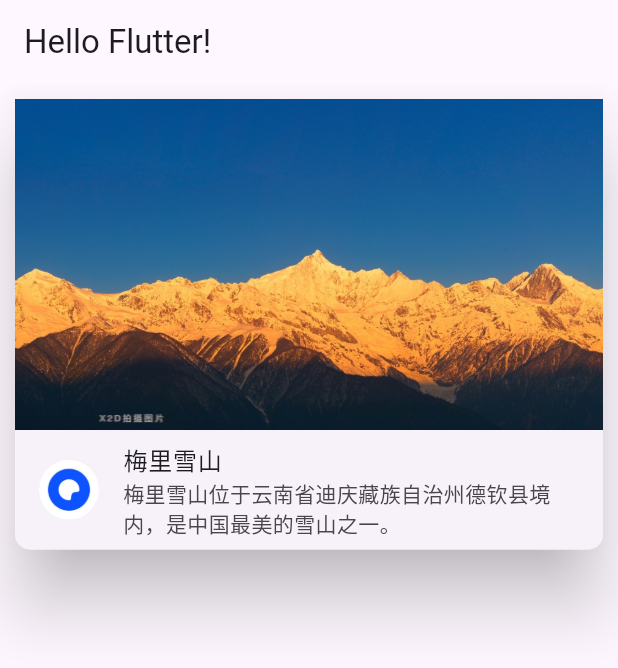
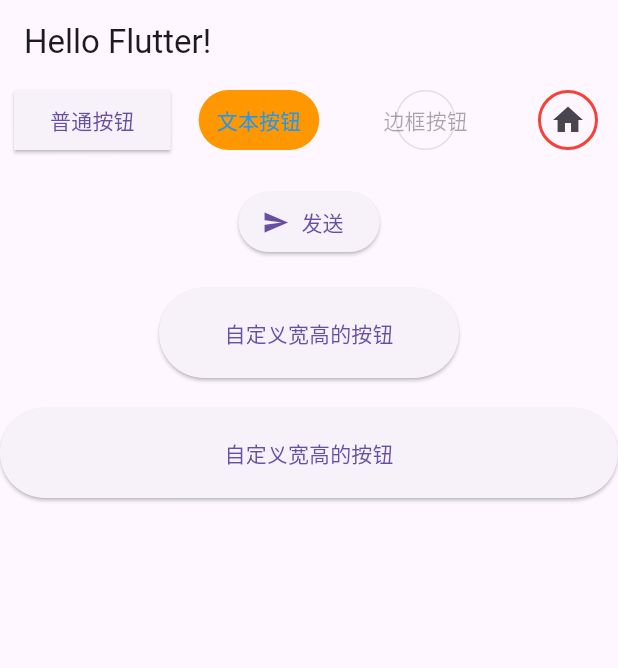
Before and after one commit to coder-zrl/flutter_demo, a Flutter app: the screen it shows after launch, on a phone screen of 412 x 824 dp. Shown: the top 668 px of the screen. Run offline on Flutter 3.47's test engine with Material 3 defaults, Android fonts, the phone set to English and light mode, and no system bars.

Commit message:
feat: Button

```diff
--- /dev/null
+++ b/lib/date/flutter07_button.dart
@@ -0,0 +1,106 @@
+import 'package:flutter/material.dart';
+
+class MyApp extends StatelessWidget {
+  const MyApp({super.key});
+
+  @override
+  Widget build(BuildContext context) {
+    return ListView(
+      children: [
+        Row(
+          // 设置主轴对齐方式
+          mainAxisAlignment: MainAxisAlignment.spaceAround,
+          children: [
+            // 普通按钮
+            ElevatedButton(
+              onPressed: () {},
+              child: Text("普通按钮"),
+              style: ButtonStyle(
+                shape: MaterialStateProperty.all(
+                  RoundedRectangleBorder(
+                    // 设置按钮圆角大小
+                    borderRadius: BorderRadius.circular(1),
+                  ),
+                ),
+              ),
+            ),
+            // 文本按钮
+            TextButton(
+              onPressed: () {},
+              child: Text("文本按钮"),
+              style: ButtonStyle(
+                // 设置按钮的背景颜色
+                backgroundColor: MaterialStateProperty.all(Colors.orange),
+                // 文字颜色
+                foregroundColor: MaterialStateProperty.all(Colors.blue),
+              ),
+            ),
+            // 边框按钮
+            OutlinedButton(
+              onPressed: null,
+              child: Text("边框按钮"),
+              style: ButtonStyle(
+                shape: MaterialStateProperty.all(
+                  // 圆形按钮，通过 Container 调整大小
+                  CircleBorder(side: BorderSide(color: Colors.red, width: 2)),
+                ),
+              ),
+            ),
+            // 图标按钮
+            IconButton(
+              onPressed: () {},
+              icon: Icon(Icons.home),
+              style: ButtonStyle(
+                side: MaterialStateProperty.all(
+                  // 设置边框格式，颜色、宽度等
+                  BorderSide(color: Colors.red, width: 2),
+                ),
+              ),
+            ),
+          ],
+        ),
+        SizedBox(height: 20),
+        Row(
+          mainAxisAlignment: MainAxisAlignment.spaceAround,
+          children: [
+            // 以上Button均可以构造为带图标的按钮
+            ElevatedButton.icon(
+              onPressed: () {},
+              icon: Icon(Icons.send),
+              label: Text("发送"),
+            ),
+          ],
+        ),
+        SizedBox(height: 20),
+        Row(
+          mainAxisAlignment: MainAxisAlignment.spaceAround,
+          children: [
+            Container(
+              width: 200,
+              height: 60,
+              child: ElevatedButton(onPressed: () {}, child: Text("自定义宽高的按钮")),
+            ),
+          ],
+        ),
+        SizedBox(height: 20),
+        Row(
+          mainAxisAlignment: MainAxisAlignment.spaceAround,
+          children: [
+            // 自适应大小的按钮
+            Expanded(
+              flex: 1,
+              child: Container(
+                width: 200, // 此时宽度就失效了
+                height: 60,
+                child: ElevatedButton(
+                  onPressed: () {},
+                  child: Text("自定义宽高的按钮"),
+                ),
+              ),
+            ),
+          ],
+        ),
+      ],
+    );
+  }
+}
--- a/lib/main.dart
+++ b/lib/main.dart
@@ -1,7 +1,7 @@
 // importM
 import 'package:flutter/material.dart';
 
-import 'date/flutter06_card.dart';
+import 'date/flutter07_button.dart';
 
 void main() {
   runApp(
```
